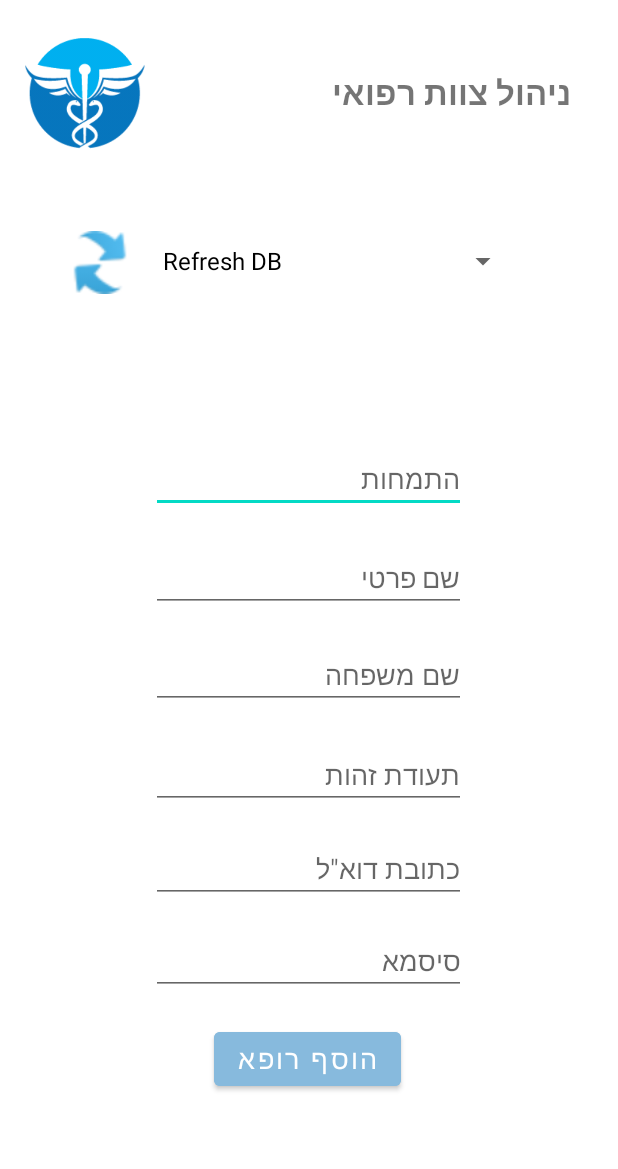
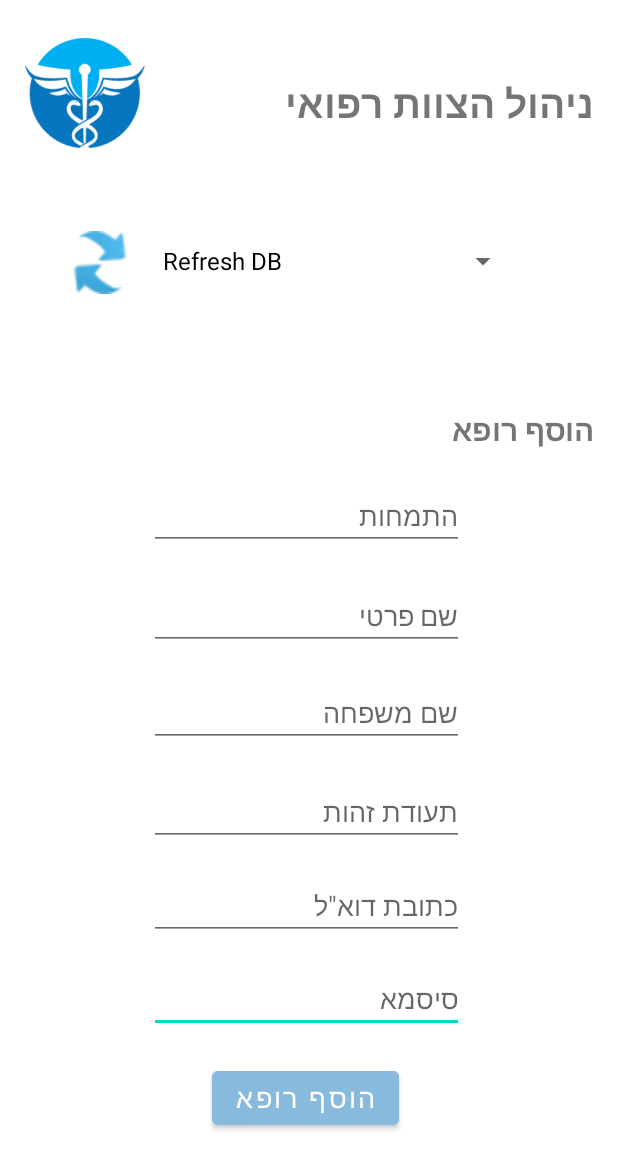
Before and after one commit to bmitay4/HMO, an Android app: the DoctorsPanel screen opened directly, with no data from a screen before it, on a phone screen of 412 x 824 dp. Shown: the top 1169 px of the screen. Run offline under Robolectric (Android 15) with nearby library versions, the phone set to English and light mode, and no system bars; our stand-ins replace Firebase (no records; nobody signed in at launch, a user with empty details on screens opened directly).

Commit message:
- buttons on the clients 'and doctors' pages have been changed - A page has been added for managing the clinic's clients - Additional minor editing of class files

```diff
--- a/app/src/main/AndroidManifest.xml
+++ b/app/src/main/AndroidManifest.xml
@@ -11,7 +11,8 @@
         android:roundIcon="@mipmap/ic_launcher_round"
         android:supportsRtl="true"
         android:theme="@style/Theme.HMO">
-        <activity android:name=".SetAppointment"></activity>
+        <activity android:name=".ClientsPanel"></activity>
+        <activity android:name=".SetAppointment" />
         <activity android:name=".ConfirmAppointment" />
         <activity android:name=".BookAppointment" />
         <activity android:name=".MainActivity">
--- a/app/src/main/java/com/example/hmo/Management.java
+++ b/app/src/main/java/com/example/hmo/Management.java
@@ -16,7 +16,7 @@ public class Management extends AppCompatActivity {
 
         setValues();
         Doctors_Panel.setOnClickListener(v -> startActivity(new Intent(getApplicationContext(), DoctorsPanel.class)));
-//        Clients_Panel.setOnClickListener(v -> startActivity(new Intent(getApplicationContext(), RegistrationDoctors.class)));
+        Clients_Panel.setOnClickListener(v -> startActivity(new Intent(getApplicationContext(), ClientsPanel.class)));
 //        Queues_Panel.setOnClickListener(v -> startActivity(new Intent(getApplicationContext(), RegistrationDoctors.class)));
 //        Messages_Panel.setOnClickListener(v -> startActivity(new Intent(getApplicationContext(), RegistrationDoctors.class)));
 //        Drugs_Panel.setOnClickListener(v -> startActivity(new Intent(getApplicationContext(), RegistrationDoctors.class)));
--- a/app/src/main/res/layout/activity_login_client.xml
+++ b/app/src/main/res/layout/activity_login_client.xml
@@ -146,7 +146,7 @@
         android:layout_width="172dp"
         android:layout_height="wrap_content"
         android:backgroundTint="#87BADD"
-        android:text="המלצות\nרפואיות"
+        android:text="ההודעות שלי"
         android:textSize="24sp"
         app:layout_constraintBottom_toBottomOf="parent"
         app:layout_constraintEnd_toEndOf="parent"
@@ -160,7 +160,7 @@
         android:layout_width="172dp"
         android:layout_height="wrap_content"
         android:backgroundTint="#87BADD"
-        android:text="התיק\nהרפואי שלי"
+        android:text="צפייה בתורים שלי"
         android:textSize="24sp"
         app:layout_constraintBottom_toBottomOf="parent"
         app:layout_constraintEnd_toEndOf="parent"
--- a/app/src/main/res/layout/activity_login_doctor.xml
+++ b/app/src/main/res/layout/activity_login_doctor.xml
@@ -118,7 +118,7 @@
         android:layout_width="172dp"
         android:layout_height="wrap_content"
         android:backgroundTint="#87BADD"
-        android:text="לקוחות\nכותבים"
+        android:text="כתוב\nללקוח"
         android:textSize="24sp"
         app:layout_constraintBottom_toBottomOf="parent"
         app:layout_constraintEnd_toEndOf="parent"
@@ -146,7 +146,7 @@
         android:layout_width="172dp"
         android:layout_height="wrap_content"
         android:backgroundTint="#87BADD"
-        android:text="התראות\nמערכת"
+        android:text="ההודעות שלי"
         android:textSize="24sp"
         app:layout_constraintBottom_toBottomOf="parent"
         app:layout_constraintEnd_toEndOf="parent"
--- a/app/src/main/res/layout/activity_management_doctor.xml
+++ b/app/src/main/res/layout/activity_management_doctor.xml
@@ -9,21 +9,20 @@
     android:layout_height="match_parent"
     tools:context=".DoctorsPanel">
 
-    <EditText
-        android:id="@+id/txt_MDocSpecialization"
-        android:layout_width="210dp"
-        android:layout_height="wrap_content"
-        android:ems="10"
+    <TextView
+        android:id="@+id/txt_MDocsTitle2"
+        android:layout_width="218dp"
+        android:layout_height="38dp"
         android:gravity="right|center_vertical"
-        android:hint="התמחות"
-        android:inputType="textPersonName|text"
-        android:textSize="18sp"
+        android:text="הוסף רופא"
+        android:textSize="20sp"
+        android:textStyle="bold"
         app:layout_constraintBottom_toBottomOf="parent"
         app:layout_constraintEnd_toEndOf="parent"
-        app:layout_constraintHorizontal_bias="0.497"
+        app:layout_constraintHorizontal_bias="0.917"
         app:layout_constraintStart_toStartOf="parent"
         app:layout_constraintTop_toTopOf="parent"
-        app:layout_constraintVertical_bias="0.381" />
+        app:layout_constraintVertical_bias="0.34" />
 
     <Button
         android:id="@+id/Button_MDocsCreate"
@@ -35,10 +34,58 @@
         android:textSize="18sp"
         app:layout_constraintBottom_toBottomOf="parent"
         app:layout_constraintEnd_toEndOf="parent"
-        app:layout_constraintHorizontal_bias="0.496"
+        app:layout_constraintHorizontal_bias="0.493"
         app:layout_constraintStart_toStartOf="parent"
         app:layout_constraintTop_toTopOf="parent"
-        app:layout_constraintVertical_bias="0.879" />
+        app:layout_constraintVertical_bias="0.912" />
+
+    <EditText
+        android:id="@+id/txt_MDocsPassword"
+        android:layout_width="210dp"
+        android:layout_height="wrap_content"
+        android:ems="10"
+        android:gravity="right|center_vertical"
+        android:hint="סיסמא"
+        android:inputType="numberPassword"
+        android:textSize="18sp"
+        app:layout_constraintBottom_toBottomOf="parent"
+        app:layout_constraintEnd_toEndOf="parent"
+        app:layout_constraintHorizontal_bias="0.492"
+        app:layout_constraintStart_toStartOf="parent"
+        app:layout_constraintTop_toTopOf="parent"
+        app:layout_constraintVertical_bias="0.826" />
+
+    <EditText
+        android:id="@+id/txt_MDocEmail"
+        android:layout_width="210dp"
+        android:layout_height="wrap_content"
+        android:ems="10"
+        android:gravity="right|center_vertical"
+        android:hint='כתובת דוא"ל'
+        android:inputType="textPersonName|textEmailSubject"
+        android:textSize="18sp"
+        app:layout_constraintBottom_toBottomOf="parent"
+        app:layout_constraintEnd_toEndOf="parent"
+        app:layout_constraintHorizontal_bias="0.492"
+        app:layout_constraintStart_toStartOf="parent"
+        app:layout_constraintTop_toTopOf="parent"
+        app:layout_constraintVertical_bias="0.747" />
+
+    <EditText
+        android:id="@+id/txt_MDocLN"
+        android:layout_width="210dp"
+        android:layout_height="wrap_content"
+        android:ems="10"
+        android:gravity="right|center_vertical"
+        android:hint="שם משפחה"
+        android:inputType="textPersonName"
+        android:textSize="18sp"
+        app:layout_constraintBottom_toBottomOf="parent"
+        app:layout_constraintEnd_toEndOf="parent"
+        app:layout_constraintHorizontal_bias="0.492"
+        app:layout_constraintStart_toStartOf="parent"
+        app:layout_constraintTop_toTopOf="parent"
+        app:layout_constraintVertical_bias="0.581" />
 
     <EditText
         android:id="@+id/txt_MDocFN"
@@ -51,10 +98,10 @@
         android:textSize="18sp"
         app:layout_constraintBottom_toBottomOf="parent"
         app:layout_constraintEnd_toEndOf="parent"
-        app:layout_constraintHorizontal_bias="0.497"
+        app:layout_constraintHorizontal_bias="0.492"
         app:layout_constraintStart_toStartOf="parent"
         app:layout_constraintTop_toTopOf="parent"
-        app:layout_constraintVertical_bias="0.466" />
+        app:layout_constraintVertical_bias="0.498" />
 
     <EditText
         android:id="@+id/txt_MDocID"
@@ -67,73 +114,43 @@
         android:textSize="18sp"
         app:layout_constraintBottom_toBottomOf="parent"
         app:layout_constraintEnd_toEndOf="parent"
-        app:layout_constraintHorizontal_bias="0.497"
+        app:layout_constraintHorizontal_bias="0.492"
         app:layout_constraintStart_toStartOf="parent"
         app:layout_constraintTop_toTopOf="parent"
-        app:layout_constraintVertical_bias="0.634" />
+        app:layout_constraintVertical_bias="0.666" />
 
     <EditText
-        android:id="@+id/txt_MDocsPassword"
+        android:id="@+id/txt_MDocSpecialization"
         android:layout_width="210dp"
         android:layout_height="wrap_content"
+        android:layout_alignParentEnd="true"
         android:ems="10"
         android:gravity="right|center_vertical"
-        android:hint="סיסמא"
-        android:inputType="numberPassword"
+        android:hint="התמחות"
+        android:inputType="textPersonName|text"
+        android:layoutDirection="ltr"
         android:textSize="18sp"
         app:layout_constraintBottom_toBottomOf="parent"
         app:layout_constraintEnd_toEndOf="parent"
-        app:layout_constraintHorizontal_bias="0.497"
+        app:layout_constraintHorizontal_bias="0.492"
         app:layout_constraintStart_toStartOf="parent"
         app:layout_constraintTop_toTopOf="parent"
-        app:layout_constraintVertical_bias="0.794" />
-
-    <EditText
-        android:id="@+id/txt_MDocLN"
-        android:layout_width="210dp"
-        android:layout_height="wrap_content"
-        android:ems="10"
-        android:gravity="right|center_vertical"
-        android:hint="שם משפחה"
-        android:inputType="textPersonName"
-        android:textSize="18sp"
-        app:layout_constraintBottom_toBottomOf="parent"
-        app:layout_constraintEnd_toEndOf="parent"
-        app:layout_constraintHorizontal_bias="0.497"
-        app:layout_constraintStart_toStartOf="parent"
-        app:layout_constraintTop_toTopOf="parent"
-        app:layout_constraintVertical_bias="0.549" />
-
-    <EditText
-        android:id="@+id/txt_MDocEmail"
-        android:layout_width="210dp"
-        android:layout_height="wrap_content"
-        android:ems="10"
-        android:gravity="right|center_vertical"
-        android:hint='כתובת דוא"ל'
-        android:inputType="textPersonName|textEmailSubject"
-        android:textSize="18sp"
-        app:layout_constraintBottom_toBottomOf="parent"
-        app:layout_constraintEnd_toEndOf="parent"
-        app:layout_constraintHorizontal_bias="0.497"
-        app:layout_constraintStart_toStartOf="parent"
-        app:layout_constraintTop_toTopOf="parent"
-        app:layout_constraintVertical_bias="0.715" />
+        app:layout_constraintVertical_bias="0.413" />
 
     <TextView
         android:id="@+id/txt_MDocsTitle"
         android:layout_width="218dp"
         android:layout_height="38dp"
         android:gravity="right|center_vertical"
-        android:text="ניהול צוות רפואי"
-        android:textSize="22sp"
+        android:text="ניהול הצוות רפואי"
+        android:textSize="26sp"
         android:textStyle="bold"
         app:layout_constraintBottom_toBottomOf="parent"
         app:layout_constraintEnd_toEndOf="parent"
-        app:layout_constraintHorizontal_bias="0.839"
+        app:layout_constraintHorizontal_bias="0.917"
         app:layout_constraintStart_toStartOf="parent"
         app:layout_constraintTop_toTopOf="parent"
-        app:layout_constraintVertical_bias="0.054" />
+        app:layout_constraintVertical_bias="0.063" />
 
     <ImageView
         android:id="@+id/Img_MDocsLogo"
@@ -151,7 +168,7 @@
         android:id="@+id/MDocSpinner"
         android:layout_width="245dp"
         android:layout_height="44dp"
-        android:gravity="right|center_vertical"
+        android:gravity="start"
         app:layout_constraintBottom_toBottomOf="parent"
         app:layout_constraintEnd_toEndOf="parent"
         app:layout_constraintHorizontal_bias="0.602"
--- a/app/src/main/res/values/strings.xml
+++ b/app/src/main/res/values/strings.xml
@@ -1,5 +1,3 @@
 <resources>
     <string name="app_name">שירותי קופ\"ח בריאות בקלות</string>
-    <string name="teamText">כניסת צוות</string>
-    <string name="textLogin">כניסה למערכת</string>
 </resources>
```
Also changed, not shown: app/src/main/java/com/example/hmo/ClientsPanel.java (added, +110 -0 lines), app/src/main/java/com/example/hmo/NewMember.java (+12 -0 lines), app/src/main/res/layout/activity_main.xml (+12 -12 lines), app/src/main/res/layout/activity_management.xml (+19 -19 lines), app/src/main/res/layout/activity_management_client.xml (added, +78 -0 lines), app/src/main/res/drawable-v24/logintitle.png, app/src/main/res/drawable/people.png (added).
